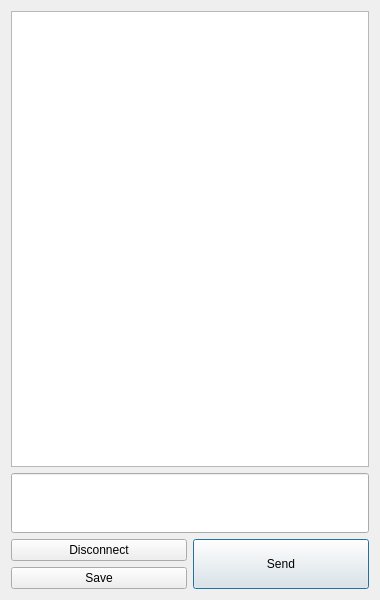
This is ui/chat-content.ui in berndhs/egalite as Qt 5 draws it before an edit. The edited form follows.
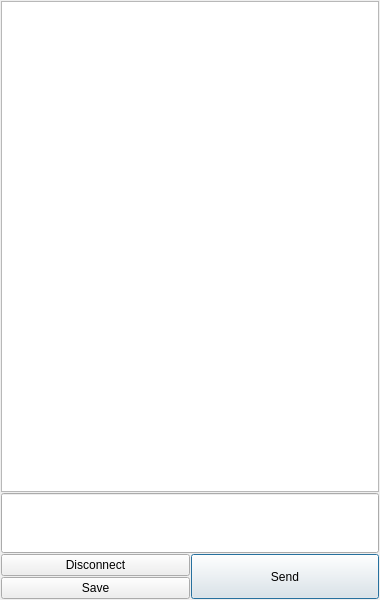
This is the edited form.

Commit message: made margins small, the default qt-designer margins are silly

The edit to the form file:
```diff
--- a/ui/chat-content.ui
+++ b/ui/chat-content.ui
@@ -67,6 +67,7 @@
    </item>
   </layout>
  </widget>
+ <layoutdefault spacing="1" margin="1"/>
  <resources/>
  <connections/>
 </ui>
```
Left out of the diff: 1 changed line with no effect on the pictures. The commit also changes 18 other files.
